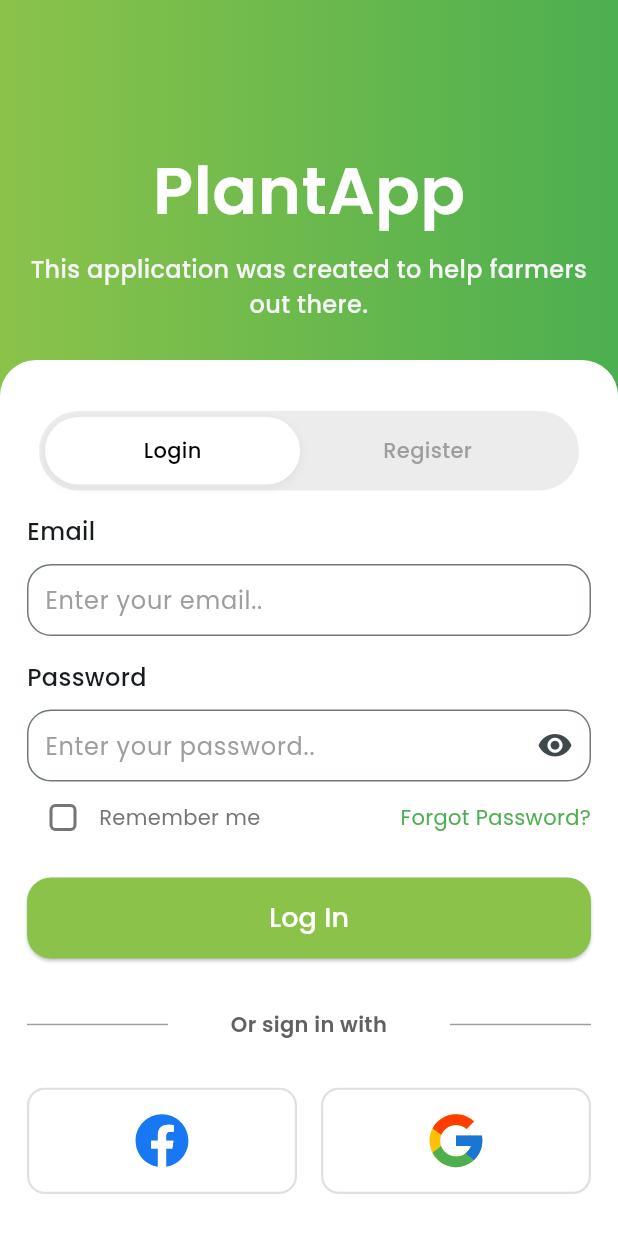
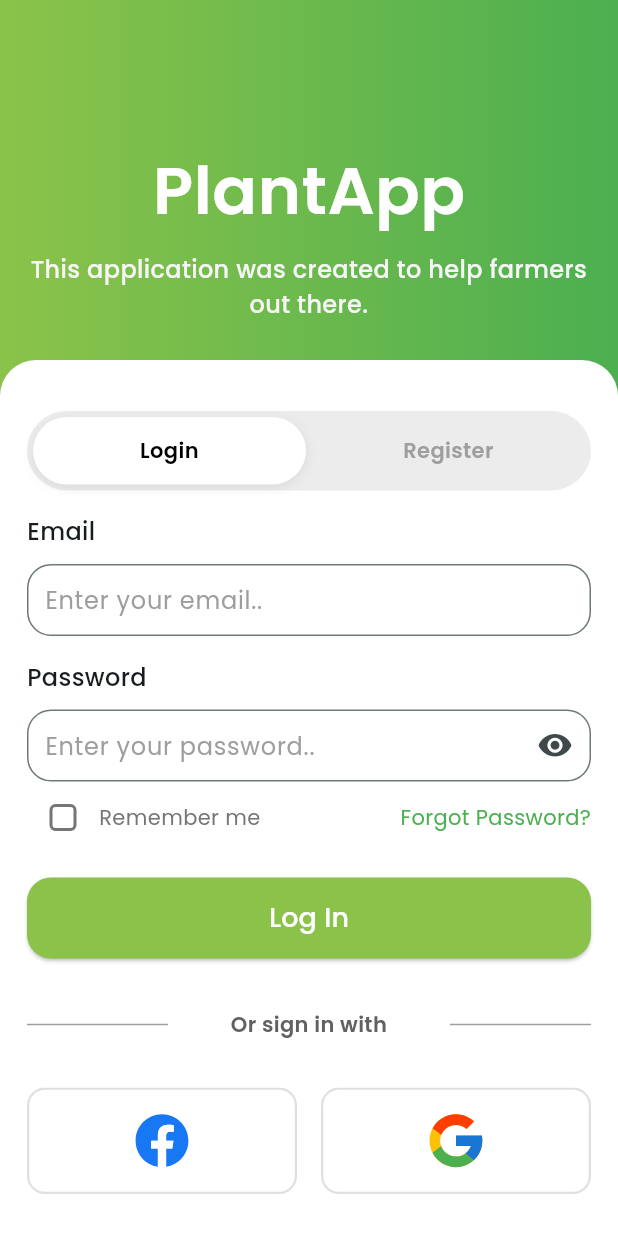
Before and after one commit to mmm-chd/fl_valrn, a Flutter app: the screen it shows after launch, on a phone screen of 412 x 824 dp. Shown: the top 1233 px of the screen. Run offline on Flutter 3.47's test engine with Material 3 defaults, Android fonts, the phone set to English and light mode, and no system bars; our stand-ins replace flutter_svg, get.

Commit message:
fix [SM] tabbat

```diff
--- a/lib/components/widgets/custom_tabBar.dart
+++ b/lib/components/widgets/custom_tabBar.dart
@@ -19,44 +19,41 @@ class CustomTabbar extends StatelessWidget {
 
   @override
   Widget build(BuildContext context) {
-    return InkWell(
+    return Material(
+      color: Colors.transparent,
+      child: InkWell(
+        borderRadius: BorderRadius.circular(34),
         onTap: () => onTap(tabIndex),
         child: Obx(
-        () => Container(
-          width: 170,
+          () => AnimatedContainer(
+            duration: const Duration(milliseconds: 250),
+            curve: Curves.easeInOut,
             height: 45,
-          margin: EdgeInsets.only(bottom: 0),
-          padding: EdgeInsets.all(0),
             decoration: currentIndex.value == tabIndex
                 ? BoxDecoration(
                     color: Colors.white,
                     borderRadius: BorderRadius.circular(34),
                     boxShadow: [
                       BoxShadow(
-                      color: Colors.grey.withOpacity(0.1),
-                      spreadRadius: 2,
-                      blurRadius: 3,
-                      offset: Offset(0, 2), // changes position of shadow
+                        color: Colors.black.withOpacity(0.08),
+                        blurRadius: 6,
+                        offset: Offset(0, 2),
                       ),
                     ],
                   )
-              : BoxDecoration(),
-
-          child: Row(
-            mainAxisAlignment: MainAxisAlignment.center,
-            children: <Widget>[
-              Text(
+                : BoxDecoration(borderRadius: BorderRadius.circular(34)),
+            alignment: Alignment.center,
+            child: Text(
               text,
               textAlign: TextAlign.center,
               style: TextStyle(
                 color: currentIndex.value == tabIndex
                     ? textColor ?? Colors.black
                     : Colors.grey,
-                  fontWeight: FontWeight.w500,
+                fontWeight: FontWeight.w600,
                 fontSize: 14,
               ),
             ),
-            ],
           ),
         ),
       ),
--- a/lib/pages/login_page.dart
+++ b/lib/pages/login_page.dart
@@ -111,26 +111,31 @@ class LoginPage extends GetView<LoginController> {
       padding: const EdgeInsets.symmetric(vertical: 16),
       child: Center(
         child: Container(
-          width: 360,
           height: 53,
           padding: const EdgeInsets.all(4),
+          constraints: const BoxConstraints(maxWidth: 420), // opsional
           decoration: BoxDecoration(
             color: const Color(0xffECECEC),
             borderRadius: BorderRadius.circular(30),
           ),
           child: Row(
             children: [
-              CustomTabbar(
+              Expanded(
+                child: CustomTabbar(
                   text: 'Login',
                   tabIndex: 0,
                   currentIndex: controller.currentTabIndex,
-                onTap: controller.selectTab,
+                  onTap: (i) => controller.selectTab(i),
                 ),
-              CustomTabbar(
+              ),
+              const CustomSpacing(width: 4),
+              Expanded(
+                child: CustomTabbar(
                   text: 'Register',
                   tabIndex: 1,
                   currentIndex: controller.currentTabIndex,
-                onTap: controller.selectTab,
+                  onTap: (i) => controller.selectTab(i),
+                ),
               ),
             ],
           ),
```
Lines whose indentation alone changed are shown as unchanged.
